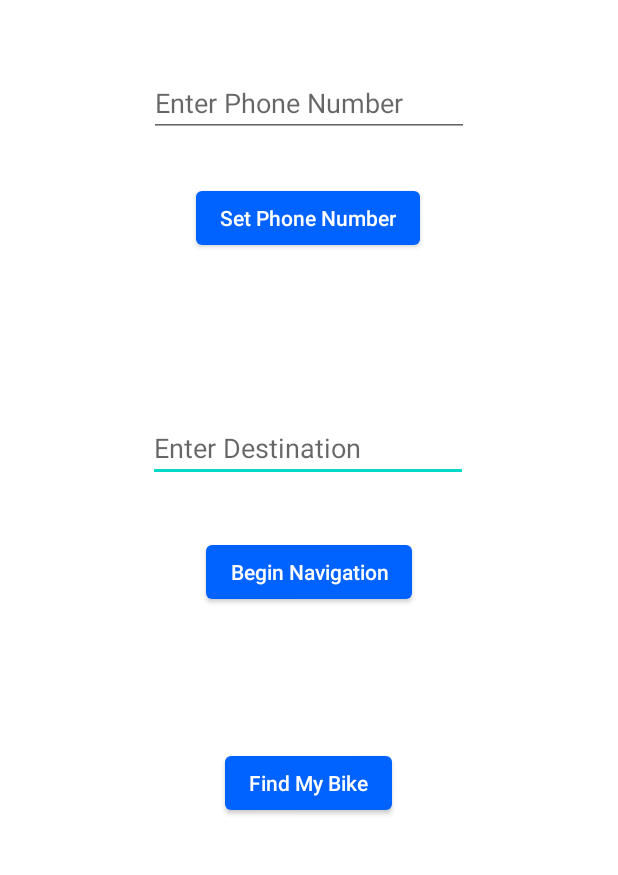
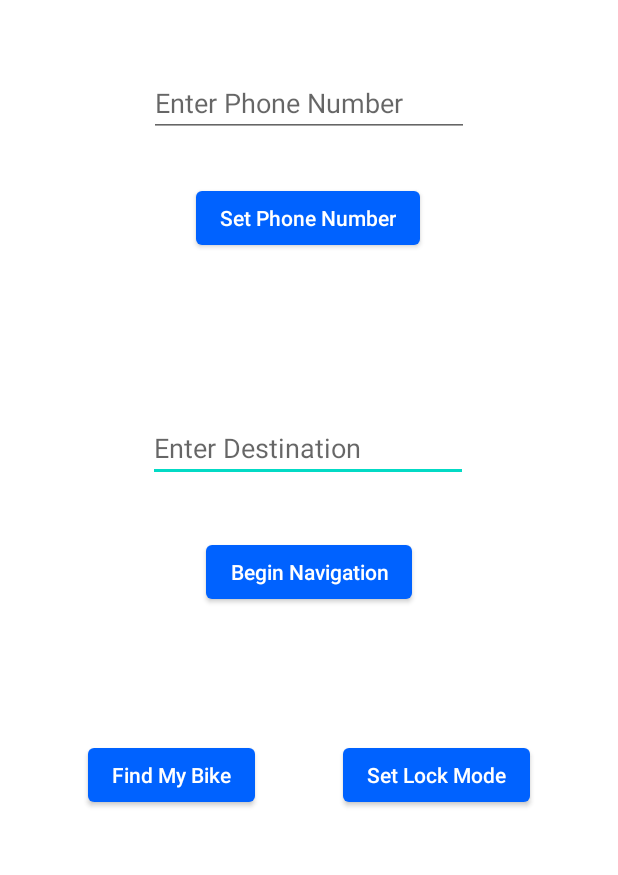
Before and after one commit to matthewScohen/bike-safe-app, an Android app: the screen it shows after launch (Act2), after a tap on "SKIP", on a phone screen of 412 x 824 dp, the part 295-1170 px from its top. Run offline under Robolectric (Android 15) with nearby library versions, the phone set to English and light mode, and no system bars; 1 statement that could not run was skipped.

Commit message:
Added Lock Mode button to UI, with check for 'skip'

```diff
--- a/app/src/main/java/com/example/kevin/Act2.java
+++ b/app/src/main/java/com/example/kevin/Act2.java
@@ -57,6 +57,7 @@ public class Act2 extends AppCompatActivity {
     boolean mBound = false;
     EditText et_Phone;
     Button btn_Phone;
+    Button btn_LockMode;
     EditText et_Dest;
     Button btn_goMaps;
     Button btn_sendText;
@@ -76,6 +77,7 @@ public class Act2 extends AppCompatActivity {
         et_Dest = (EditText) findViewById(R.id.et_Dest);
         btn_goMaps = (Button) findViewById(R.id.btn_goMaps);
         btn_sendText = (Button) findViewById(R.id.btn_sendText);
+        btn_LockMode = (Button) findViewById(R.id.btn_LockMode);
         FLocationClient = LocationServices.getFusedLocationProviderClient(this);
         StrictMode.ThreadPolicy policy = new StrictMode.ThreadPolicy.Builder().permitAll().build();
         StrictMode.setThreadPolicy(policy);
@@ -147,6 +149,21 @@ public class Act2 extends AppCompatActivity {
                 sendSMS();
             }
         });
+
+        btn_LockMode.setOnClickListener(new View.OnClickListener(){
+            public void onClick(View v){
+                if(dev_addr.equals("skip")){
+                    Snackbar.make(findViewById(R.id.constrlay), "Connect to a BikeSafe device before setting Lock Mode!", Snackbar.LENGTH_LONG).show();
+                    return;
+                }
+
+                // Write message with certain format to set lock mode in circuit python code
+                // byte[] message = ;
+                // mService.writeMessage(message);
+            }
+        });
+
+
 
     }
 
--- a/app/src/main/res/layout/activity_act2.xml
+++ b/app/src/main/res/layout/activity_act2.xml
@@ -2,10 +2,10 @@
 <androidx.constraintlayout.widget.ConstraintLayout xmlns:android="http://schemas.android.com/apk/res/android"
     xmlns:app="http://schemas.android.com/apk/res-auto"
     xmlns:tools="http://schemas.android.com/tools"
+    android:id="@+id/constrlay"
     android:layout_width="match_parent"
     android:layout_height="match_parent"
-    tools:context=".Act2"
-    android:id="@+id/constrlay">
+    tools:context=".Act2">
 
     <Button
         android:id="@+id/btn_sendText"
@@ -15,11 +15,10 @@
         android:text="Find My Bike"
         android:textAppearance="@style/TextAppearance.AppCompat.Body2"
         app:layout_constraintBottom_toBottomOf="parent"
-        app:layout_constraintEnd_toEndOf="parent"
-        app:layout_constraintHorizontal_bias="0.498"
+        app:layout_constraintEnd_toStartOf="@+id/btn_LockMode"
+        app:layout_constraintHorizontal_bias="0.5"
         app:layout_constraintStart_toStartOf="parent"
-        app:layout_constraintTop_toTopOf="parent"
-        app:layout_constraintVertical_bias="0.887" />
+        app:layout_constraintTop_toBottomOf="@+id/btn_goMaps" />
 
     <EditText
         android:id="@+id/et_Dest"
@@ -89,4 +88,16 @@
         app:layout_constraintTop_toTopOf="parent"
         app:layout_constraintVertical_bias="0.692" />
 
+    <Button
+        android:id="@+id/btn_LockMode"
+        android:layout_width="wrap_content"
+        android:layout_height="wrap_content"
+        android:text="Set Lock Mode"
+        android:textAppearance="@style/TextAppearance.AppCompat.Body2"
+        app:layout_constraintBottom_toBottomOf="parent"
+        app:layout_constraintEnd_toEndOf="parent"
+        app:layout_constraintHorizontal_bias="0.5"
+        app:layout_constraintStart_toEndOf="@+id/btn_sendText"
+        app:layout_constraintTop_toBottomOf="@+id/btn_goMaps" />
+
 </androidx.constraintlayout.widget.ConstraintLayout>
```
